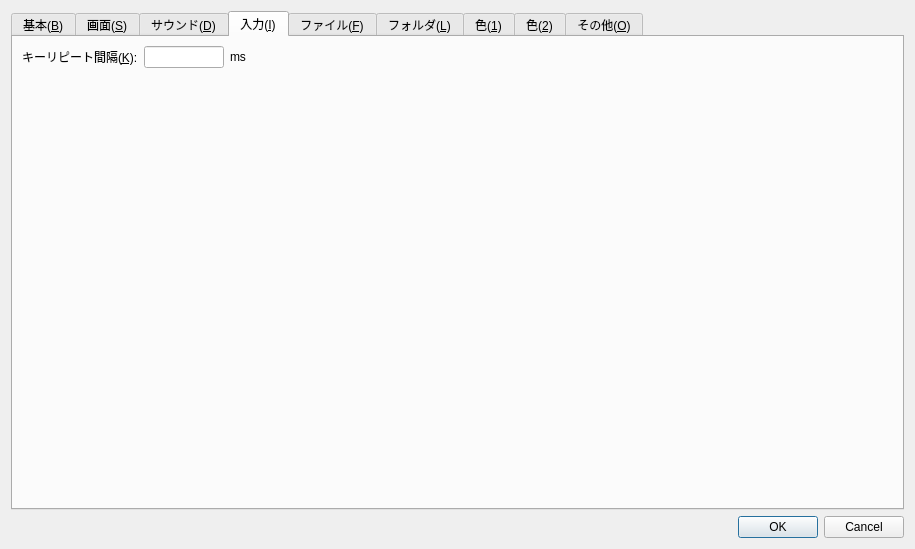
First picture: the form in src/Qt/configdialog.ui, repository eighttails/PC6001VX, before the edit.
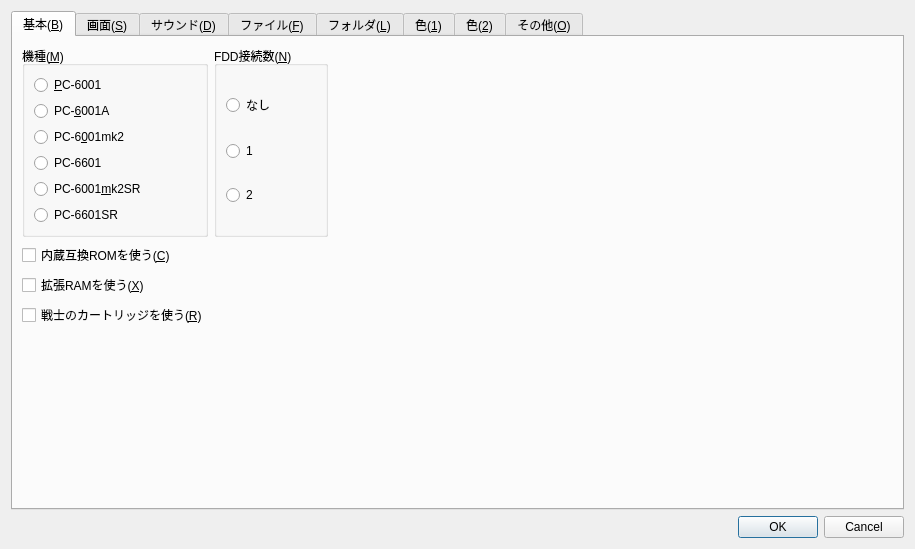
Second picture: the form after the edit. The open tabs and pages were chosen to show the change. Custom widgets are drawn as their Qt base class.

Commit message: 設定ダイアログから「入力」タブを削除

The edit to the form file:
```diff
--- a/src/Qt/configdialog.ui
+++ b/src/Qt/configdialog.ui
@@ -32,6 +32,9 @@
    </item>
    <item row="0" column="0">
     <widget class="QTabWidget" name="tabWidget">
+     <property name="enabled">
+      <bool>true</bool>
+     </property>
      <property name="currentIndex">
       <number>0</number>
      </property>
@@ -600,79 +603,6 @@
        </item>
       </layout>
      </widget>
-     <widget class="QWidget" name="tabInput">
-      <attribute name="title">
-       <string>入力(&amp;I)</string>
-      </attribute>
-      <layout class="QVBoxLayout" name="verticalLayout_10">
-       <item>
-        <layout class="QHBoxLayout" name="horizontalLayout_7">
-         <item>
-          <widget class="QLabel" name="label_15">
-           <property name="text">
-            <string>キーリピート間隔(&amp;K):</string>
-           </property>
-           <property name="buddy">
-            <cstring>lineEditKeyRepeat</cstring>
-           </property>
-          </widget>
-         </item>
-         <item>
-          <widget class="QLineEdit" name="lineEditKeyRepeat">
-           <property name="maximumSize">
-            <size>
-             <width>80</width>
-             <height>16777215</height>
-            </size>
-           </property>
-           <property name="inputMethodHints">
-            <set>Qt::ImhDigitsOnly</set>
-           </property>
-           <property name="inputMask">
-            <string>999</string>
-           </property>
-           <property name="alignment">
-            <set>Qt::AlignRight|Qt::AlignTrailing|Qt::AlignVCenter</set>
-           </property>
-          </widget>
-         </item>
-         <item>
-          <widget class="QLabel" name="label_16">
-           <property name="text">
-            <string>ms</string>
-           </property>
-          </widget>
-         </item>
-         <item>
-          <spacer name="horizontalSpacer_4">
-           <property name="orientation">
-            <enum>Qt::Horizontal</enum>
-           </property>
-           <property name="sizeHint" stdset="0">
-            <size>
-             <width>40</width>
-             <height>20</height>
-            </size>
-           </property>
-          </spacer>
-         </item>
-        </layout>
-       </item>
-       <item>
-        <spacer name="verticalSpacer_5">
-         <property name="orientation">
-          <enum>Qt::Vertical</enum>
-         </property>
-         <property name="sizeHint" stdset="0">
-          <size>
-           <width>20</width>
-           <height>40</height>
-          </size>
-         </property>
-        </spacer>
-       </item>
-      </layout>
-     </widget>
      <widget class="QWidget" name="tabFile">
       <attribute name="title">
        <string>ファイル(&amp;F)</string>
```
Left out of the diff: 1 changed line with no effect on the pictures. The commit also changes 11 other files.
